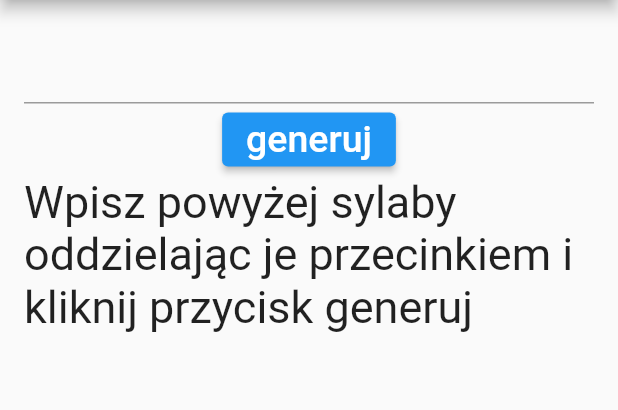
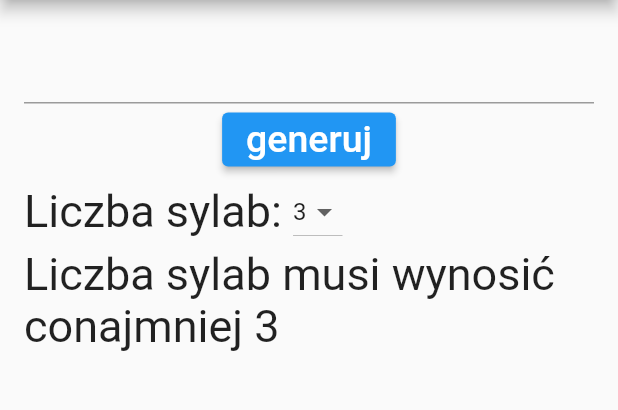
Before and after one commit to tjwnuk/fantastic_names, a Flutter app: the screen it shows after launch, after a tap on "generuj", on a phone screen of 412 x 824 dp, the part 84-494 px from its top. Run offline on Flutter 3.47's test engine with Material 2 defaults, Android fonts, the light colour scheme and no system bars; missing offline and left inert: window_size.

Commit message:
working version

```diff
--- a/lib/main.dart
+++ b/lib/main.dart
@@ -37,6 +37,8 @@
   String txt =
       "Wpisz powyżej sylaby oddzielając je przecinkiem i kliknij przycisk generuj";
 
+  int syllabes_amount = 3;
+
   @override
   void dispose() {
     // Clean up the controller when the widget is disposed.
@@ -52,15 +54,14 @@
     syllabes = syllabes.replaceAll(" ", '');
     List<String> syllabes_list = syllabes.split(",");
 
-    // if (syllabes_list.length <3) {
+    if (syllabes_list.length < syllabes_amount) {
+      return "Liczba sylab musi wynosić conajmniej ${syllabes_amount}";
+    }
 
-    // }
-
-    int liczba_sylab = 3;
     var rnd = Random();
     String wynik = "";
 
-    for (int i = 0; i < liczba_sylab; i++) {
+    for (int i = 0; i < syllabes_amount; i++) {
       int losowa_liczba = rnd.nextInt(syllabes_list.length);
       String sylaba = syllabes_list[losowa_liczba];
       syllabes_list.removeAt(losowa_liczba);
@@ -69,6 +70,9 @@
 
     return wynik;
   }
+
+  var syllabes_amount_items = [2, 3, 4, 5];
+  var currentItem = "3";
 
   @override
   Widget build(BuildContext context) {
@@ -94,6 +98,26 @@
                     "generuj",
                     style: TextStyle(fontSize: 25),
                   )),
+              Row(
+                children: [
+                  Text('Liczba sylab: ', style: TextStyle(fontSize: 30)),
+                  Center(
+                      child: DropdownButton(
+                          items: <int>[2, 3, 4, 5].map((int value) {
+                            return DropdownMenuItem<String>(
+                              value: value.toString(),
+                              child: Text(value.toString()),
+                            );
+                          }).toList(),
+                          value: currentItem,
+                          onChanged: (value) {
+                            currentItem = value.toString();
+                            setState(() {
+                              syllabes_amount = int.parse(value.toString());
+                            });
+                          }))
+                ],
+              ),
               Text(txt, style: TextStyle(fontSize: 30))
             ],
           )),
```
